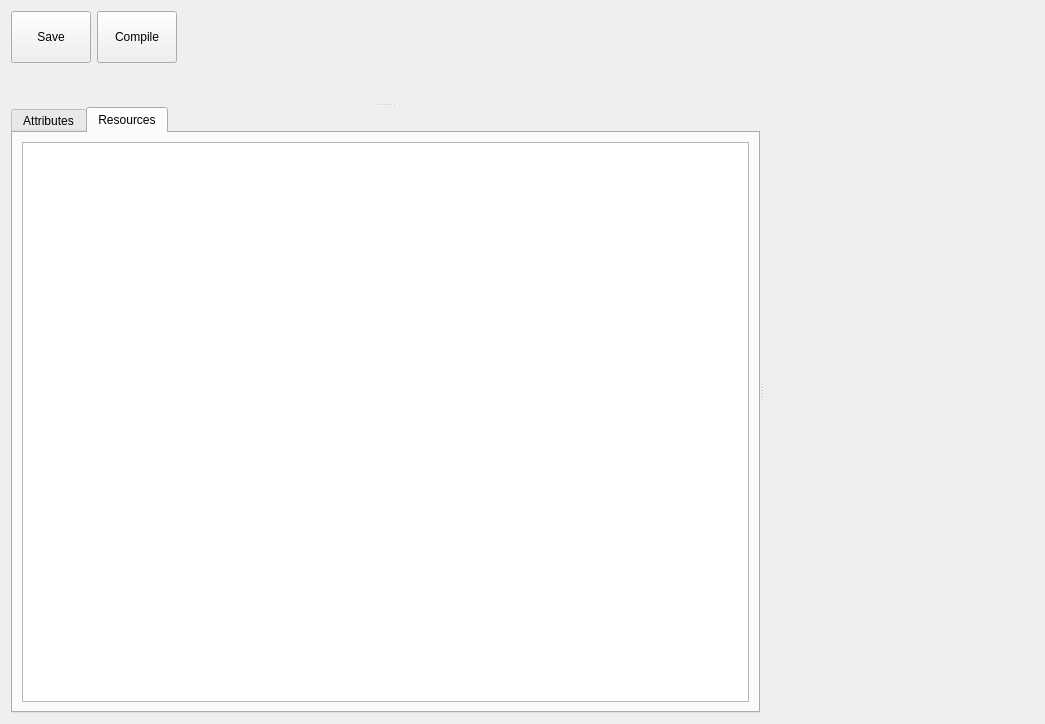
Old version of the form Tools/ValkyrieEditor/ShaderGraph/ShaderGraphView.ui in the repository marcellfischbach/CobaltSKY.
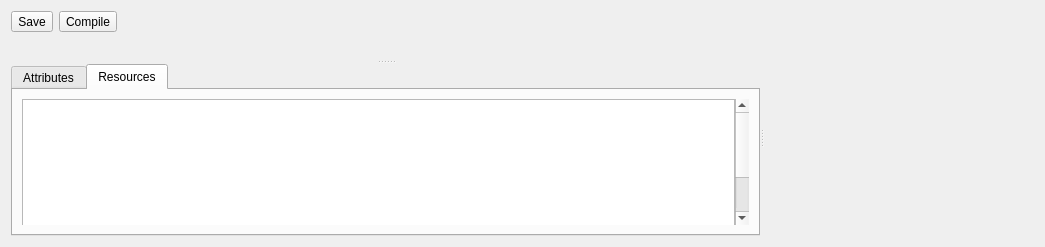
New version of the form. Icons and pictures are not drawn.

```diff
--- a/Tools/ValkyrieEditor/ShaderGraph/ShaderGraphView.ui
+++ b/Tools/ValkyrieEditor/ShaderGraph/ShaderGraphView.ui
@@ -7,7 +7,7 @@
     <x>0</x>
     <y>0</y>
     <width>1045</width>
-    <height>724</height>
+    <height>247</height>
    </rect>
   </property>
   <property name="windowTitle">
@@ -17,19 +17,7 @@
    <item row="0" column="0">
     <layout class="QHBoxLayout" name="horizontalLayout">
      <item>
-      <widget class="QPushButton" name="pbSave">
-       <property name="sizePolicy">
-        <sizepolicy hsizetype="Minimum" vsizetype="Fixed">
-         <horstretch>0</horstretch>
-         <verstretch>0</verstretch>
-        </sizepolicy>
-       </property>
-       <property name="minimumSize">
-        <size>
-         <width>0</width>
-         <height>52</height>
-        </size>
-       </property>
+      <widget class="QToolButton" name="pbSave">
        <property name="text">
         <string>Save</string>
        </property>
@@ -43,16 +31,13 @@
          <height>48</height>
         </size>
        </property>
+       <property name="toolButtonStyle">
+        <enum>Qt::ToolButtonTextUnderIcon</enum>
+       </property>
       </widget>
      </item>
      <item>
-      <widget class="QPushButton" name="pbCompile">
-       <property name="minimumSize">
-        <size>
-         <width>0</width>
-         <height>52</height>
-        </size>
-       </property>
+      <widget class="QToolButton" name="pbCompile">
        <property name="text">
         <string>Compile</string>
        </property>
@@ -66,6 +51,9 @@
          <height>48</height>
         </size>
        </property>
+       <property name="toolButtonStyle">
+        <enum>Qt::ToolButtonTextUnderIcon</enum>
+       </property>
       </widget>
      </item>
      <item>
@@ -86,7 +74,7 @@
    <item row="1" column="0">
     <widget class="QSplitter" name="splitterHorizontal">
      <property name="sizePolicy">
-      <sizepolicy hsizetype="Expanding" vsizetype="MinimumExpanding">
+      <sizepolicy hsizetype="Expanding" vsizetype="Preferred">
        <horstretch>0</horstretch>
        <verstretch>0</verstretch>
       </sizepolicy>
@@ -164,7 +152,7 @@
            <item row="0" column="0">
             <widget class="QLabel" name="label">
              <property name="sizePolicy">
-              <sizepolicy hsizetype="Maximum" vsizetype="Preferred">
+              <sizepolicy hsizetype="Maximum" vsizetype="Fixed">
                <horstretch>0</horstretch>
                <verstretch>0</verstretch>
               </sizepolicy>
@@ -180,7 +168,7 @@
            <item row="1" column="0">
             <widget class="QLabel" name="label_2">
              <property name="sizePolicy">
-              <sizepolicy hsizetype="Maximum" vsizetype="Preferred">
+              <sizepolicy hsizetype="Maximum" vsizetype="Fixed">
                <horstretch>0</horstretch>
                <verstretch>0</verstretch>
               </sizepolicy>
@@ -216,7 +204,7 @@
            <property name="sizeHint" stdset="0">
             <size>
              <width>20</width>
-             <height>390</height>
+             <height>0</height>
             </size>
            </property>
           </spacer>
@@ -253,8 +241,8 @@
              <rect>
               <x>0</x>
               <y>0</y>
-              <width>634</width>
-              <height>593</height>
+              <width>712</width>
+              <height>192</height>
              </rect>
             </property>
             <layout class="QGridLayout" name="gridLayout_5">
@@ -275,6 +263,12 @@
              </property>
              <item row="0" column="0">
               <widget class="QTreeView" name="tvResources">
+               <property name="sizePolicy">
+                <sizepolicy hsizetype="Expanding" vsizetype="MinimumExpanding">
+                 <horstretch>0</horstretch>
+                 <verstretch>0</verstretch>
+                </sizepolicy>
+               </property>
                <property name="rootIsDecorated">
                 <bool>false</bool>
                </property>
@@ -288,7 +282,14 @@
        </widget>
       </widget>
      </widget>
-     <widget class="QWidget" name="wShaderGraphView" native="true"/>
+     <widget class="QWidget" name="wShaderGraphView" native="true">
+      <property name="sizePolicy">
+       <sizepolicy hsizetype="Preferred" vsizetype="Preferred">
+        <horstretch>0</horstretch>
+        <verstretch>0</verstretch>
+       </sizepolicy>
+      </property>
+     </widget>
     </widget>
    </item>
   </layout>
```
